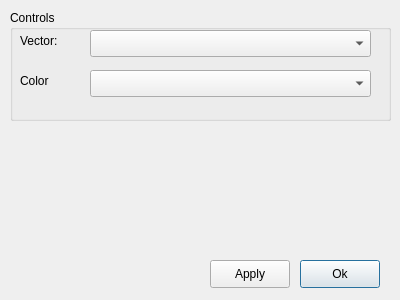
Before: the Qt Designer form ElmerGUI/vtkpost/vector.ui in tehnick/elmerfem, drawn with Qt 5.
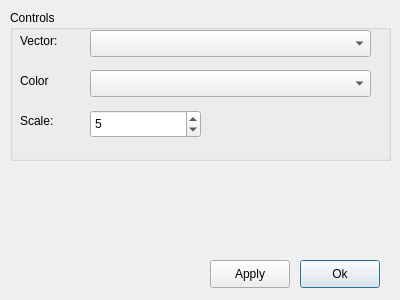
After: the same form once the commit is applied. Icons and pictures are not drawn.

Commit message: ElmerGUI: Updated the vector field dialog in vtk widget

Patch:
```diff
--- a/ElmerGUI/vtkpost/vector.ui
+++ b/ElmerGUI/vtkpost/vector.ui
@@ -50,7 +50,7 @@
      <x>10</x>
      <y>10</y>
      <width>381</width>
-     <height>111</height>
+     <height>151</height>
     </rect>
    </property>
    <property name="title" >
@@ -102,6 +102,38 @@
      <string>Color</string>
     </property>
    </widget>
+   <widget class="QSpinBox" name="scaleSpin" >
+    <property name="geometry" >
+     <rect>
+      <x>80</x>
+      <y>100</y>
+      <width>111</width>
+      <height>28</height>
+     </rect>
+    </property>
+    <property name="minimum" >
+     <number>1</number>
+    </property>
+    <property name="singleStep" >
+     <number>1</number>
+    </property>
+    <property name="value" >
+     <number>5</number>
+    </property>
+   </widget>
+   <widget class="QLabel" name="scaleLabel" >
+    <property name="geometry" >
+     <rect>
+      <x>10</x>
+      <y>100</y>
+      <width>54</width>
+      <height>21</height>
+     </rect>
+    </property>
+    <property name="text" >
+     <string>Scale:</string>
+    </property>
+   </widget>
   </widget>
  </widget>
  <resources>
```
The commit also changes 3 other files.
